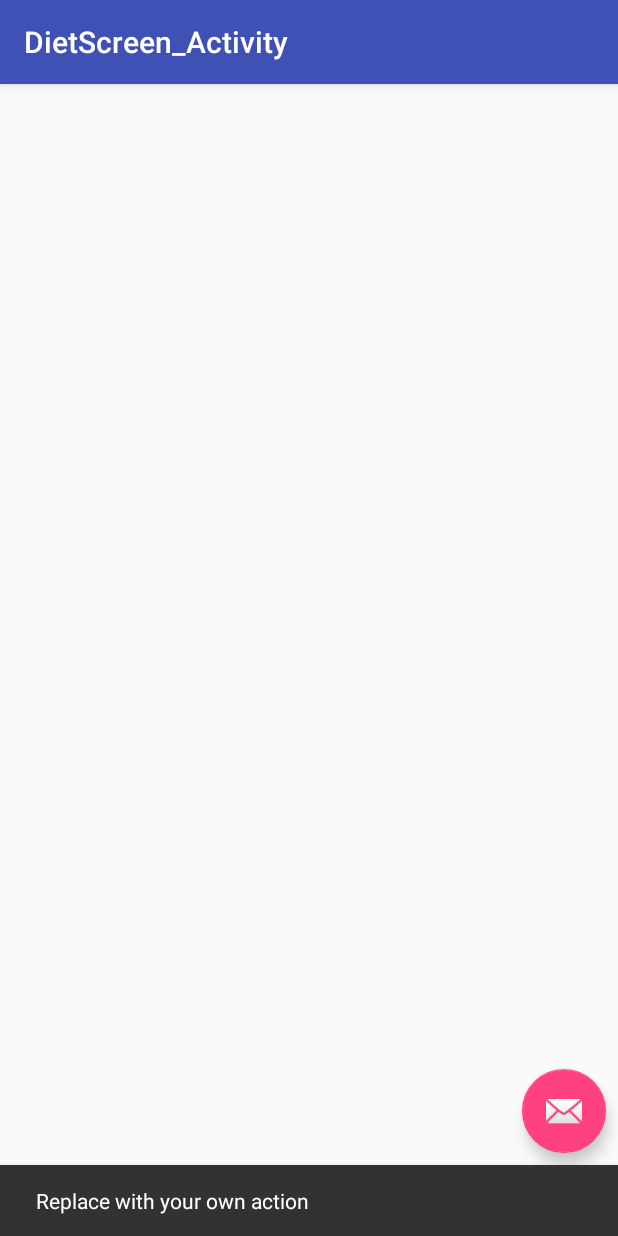
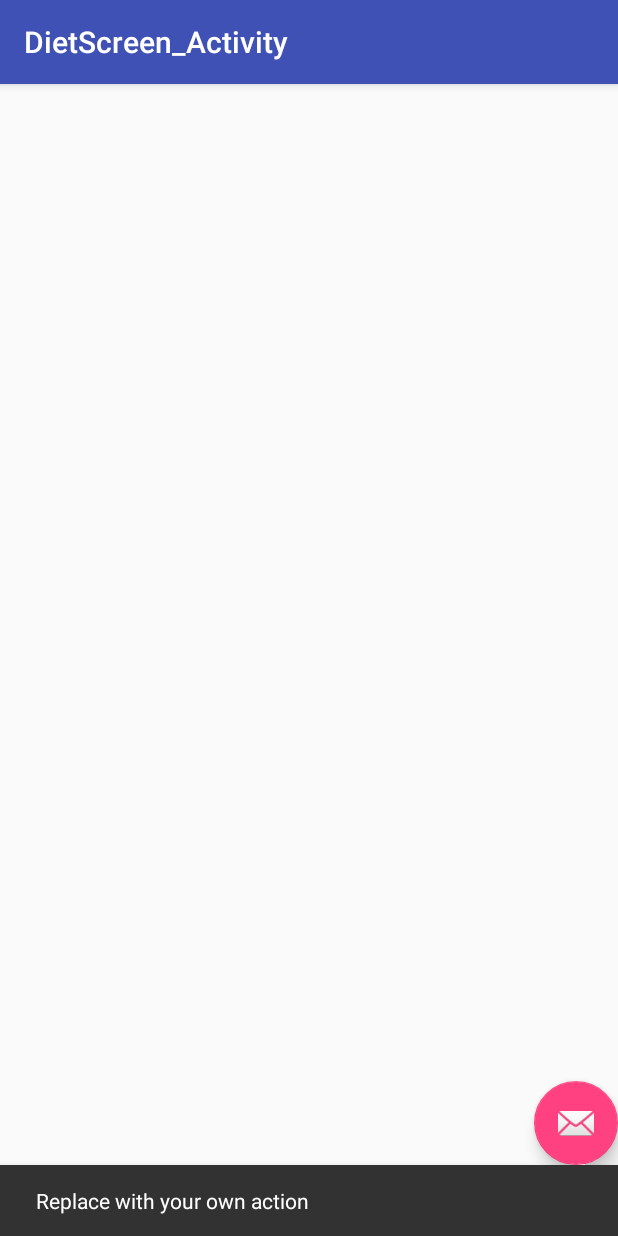
Before and after one commit to jsayram/AndroidApp_Assigment, an Android app: the DietScreen_Activity screen opened directly, with no data from a screen before it, after a tap on an icon or button, on a phone screen of 412 x 824 dp. Run offline under Robolectric (Android 15) with nearby library versions, the phone set to English and light mode, and no system bars.

Commit message:
updated android studio version, gradle  build fixed.

```diff
--- a/app/src/main/res/layout/activity_diet_screen_.xml
+++ b/app/src/main/res/layout/activity_diet_screen_.xml
@@ -28,7 +28,6 @@
         android:layout_width="wrap_content"
         android:layout_height="wrap_content"
         android:layout_gravity="bottom|end"
-        android:layout_margin="@dimen/fab_margin"
         android:src="@android:drawable/ic_dialog_email" />
 
 </android.support.design.widget.CoordinatorLayout>
```
